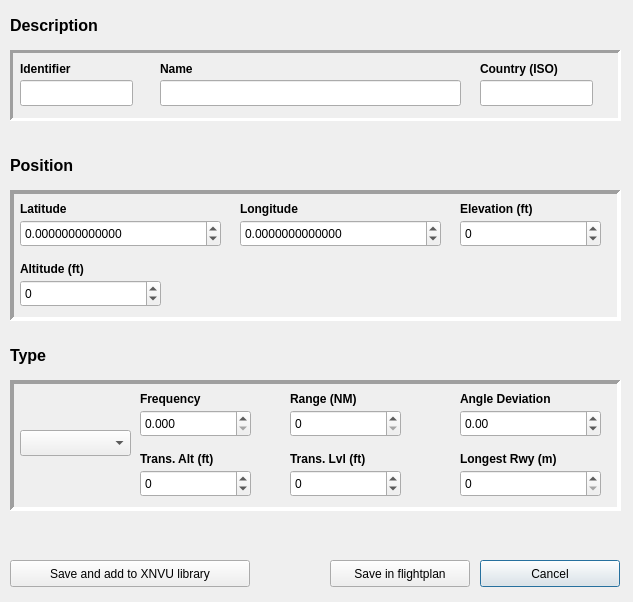
Qt form dialogwaypointedit.ui (Vantskruv/XNVU-Calculator) before a commit.
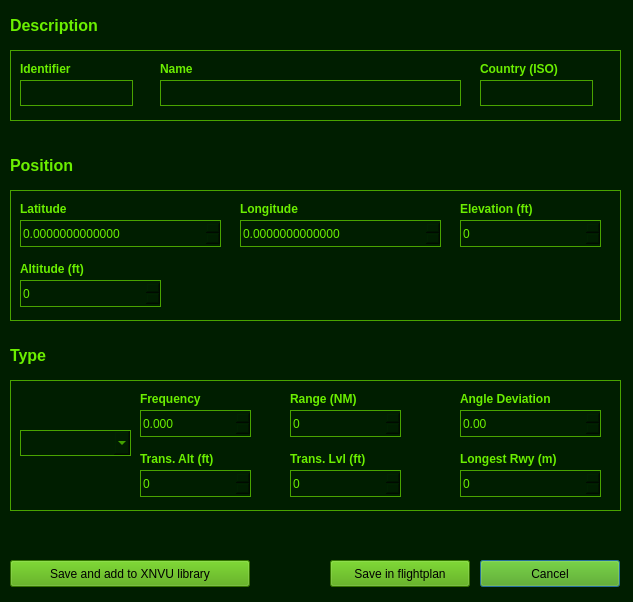
The same form after that commit.

Commit message:
* Added Zm and Zm values in RSBN correction dialog (Zm values are good for selection of best beacon, the lesser the easier it is to put in the data in the NVU calculator)
* Made stylesheets for all dialogs to match main XNVU window colors

* Made context-menu selection to highlight current item under mouse

* Changed default context-menu stylesheet to match XNVU color (i.e.
right-clicking QLineEdits

```diff
--- a/dialogwaypointedit.ui
+++ b/dialogwaypointedit.ui
@@ -13,6 +13,132 @@
   <property name="windowTitle">
    <string>Edit Waypoint</string>
   </property>
+  <property name="styleSheet">
+   <string notr="true">QDialog
+{
+	background-color: rgb(0, 30, 0);
+	color: rgb(107, 239, 0);
+}
+
+#frame, #frame_2, #frame_3
+{
+	background-color: rgb(0, 30, 0);
+	color: rgb(107, 239, 0);
+	border: 1px solid;
+	border-color: rgb(73, 163, 0);
+}
+
+
+QLabel
+{
+	color: rgb(107, 239, 0);
+}
+
+#listRSBN
+{
+	background-color: rgb(0, 30, 0);
+	color: rgb(107, 239, 0);
+
+	border: 1px solid;
+	border-color: rgb(73, 163, 0);
+}
+
+#listRSBN::item:selected
+{
+	background-color: rgb(107, 239, 0);
+	color: rgb(0, 30, 0);
+}
+
+QPushButton
+{
+	background-color: rgb(73, 163, 0);
+	color: rgb(0, 0, 0);
+}
+
+QComboBox
+{
+	background-color: rgb(0, 30, 0);
+	color: rgb(107, 239, 0);
+	border: 1px solid;
+	border-color: rgb(73, 163, 0);
+	selection-background-color: rgb(107, 239, 0);
+    selection-color: rgb(0, 0, 0);
+}
+
+QComboBox QAbstractItemView
+{
+	background-color: rgb(0, 30, 0);
+	color: rgb(107, 239, 0);
+	border: 1px solid;
+	border-color: rgb(73, 163, 0);
+}
+
+QLineEdit
+{
+	background-color: rgb(0, 30, 0);
+	color: rgb(107, 239, 0);
+	border: 1px solid;
+	border-color: rgb(73, 163, 0);
+}
+
+QSpinBox
+{
+	background-color: rgb(0, 30, 0);
+	color: rgb(107, 239, 0);
+	border: 1px solid;
+	border-color: rgb(73, 163, 0);
+}
+
+QDoubleSpinBox
+{
+	background-color: rgb(0, 30, 0);
+	color: rgb(107, 239, 0);
+	border: 1px solid;
+	border-color: rgb(73, 163, 0);
+}
+
+QCheckBox
+{
+	background-color: rgb(0, 30, 0);
+	color: rgb(107, 239, 0);
+}
+
+QCheckBox::indicator::checked
+{
+	background-color: rgb(107, 239, 0);
+	color: rgb(107, 239, 0);
+	border: 1px solid;
+	border-color: rgb(73, 163, 0);
+}
+
+QCheckBox::indicator::unchecked
+{
+	background-color: rgb(0, 30, 0);
+	color: rgb(107, 239, 0);
+	border: 1px solid;
+	border-color: rgb(73, 163, 0);
+}
+
+QMenu
+{
+	background-color: rgb(0, 30, 0);
+	color: rgb(107, 239, 0);
+}
+
+QMenu::item:selected
+{
+	background-color: rgb(107, 239, 0);
+	color: rgb(0, 0, 0);
+}
+
+QMenu::item:disabled
+{
+	background-color: rgb(0, 15, 0);
+	color: rgb(27, 159, 0);;
+}
+
+</string>
+  </property>
   <widget class="QFrame" name="frame">
    <property name="geometry">
     <rect>
```
The commit also changes 14 other files.
